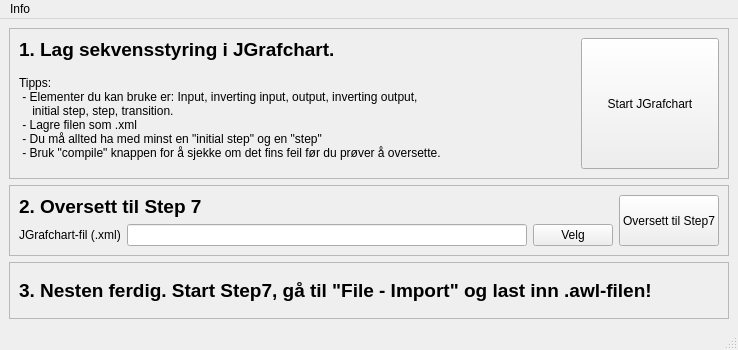
Qt form GUI/sekvens_gui.ui (fschimpf/graf2il) before a commit.
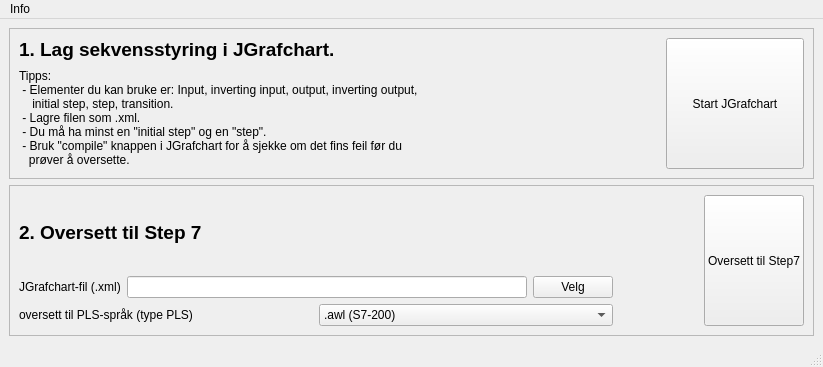
The same form after that commit.

```diff
--- a/GUI/sekvens_gui.ui
+++ b/GUI/sekvens_gui.ui
@@ -6,8 +6,8 @@
    <rect>
     <x>0</x>
     <y>0</y>
-    <width>732</width>
-    <height>350</height>
+    <width>823</width>
+    <height>367</height>
    </rect>
   </property>
   <property name="windowTitle">
@@ -58,9 +58,10 @@
             <string>Tipps:
  - Elementer du kan bruke er: Input, inverting input, output, inverting output,
     initial step, step, transition.
- - Lagre filen som .xml
- - Du må allted ha med minst en &quot;initial step&quot; og en &quot;step&quot;
- - Bruk &quot;compile&quot; knappen for å sjekke om det fins feil før du prøver å oversette.</string>
+ - Lagre filen som .xml.
+ - Du må ha minst en &quot;initial step&quot; og en &quot;step&quot;.
+ - Bruk &quot;compile&quot; knappen i JGrafchart for å sjekke om det fins feil før du
+   prøver å oversette.</string>
            </property>
            <property name="wordWrap">
             <bool>true</bool>
@@ -166,6 +167,31 @@
            </item>
           </layout>
          </item>
+         <item>
+          <layout class="QHBoxLayout" name="horizontalLayout_5">
+           <item>
+            <widget class="QLabel" name="label_6">
+             <property name="text">
+              <string>oversett til PLS-språk (type PLS)</string>
+             </property>
+            </widget>
+           </item>
+           <item>
+            <widget class="QComboBox" name="comboBox">
+             <item>
+              <property name="text">
+               <string>.awl (S7-200)</string>
+              </property>
+             </item>
+             <item>
+              <property name="text">
+               <string>.scl (S7-1200)</string>
+              </property>
+             </item>
+            </widget>
+           </item>
+          </layout>
+         </item>
         </layout>
        </item>
        <item>
@@ -210,32 +236,6 @@
       </layout>
      </widget>
     </item>
-    <item>
-     <widget class="QFrame" name="frame_3">
-      <property name="frameShape">
-       <enum>QFrame::StyledPanel</enum>
-      </property>
-      <property name="frameShadow">
-       <enum>QFrame::Raised</enum>
-      </property>
-      <layout class="QHBoxLayout" name="horizontalLayout_3">
-       <item>
-        <widget class="QLabel" name="label_3">
-         <property name="font">
-          <font>
-           <pointsize>14</pointsize>
-           <weight>75</weight>
-           <bold>true</bold>
-          </font>
-         </property>
-         <property name="text">
-          <string>3. Nesten ferdig. Start Step7, gå til &quot;File - Import&quot; og last inn .awl-filen! </string>
-         </property>
-        </widget>
-       </item>
-      </layout>
-     </widget>
-    </item>
    </layout>
   </widget>
   <widget class="QMenuBar" name="menubar">
@@ -243,7 +243,7 @@
     <rect>
      <x>0</x>
      <y>0</y>
-     <width>732</width>
+     <width>823</width>
      <height>25</height>
     </rect>
    </property>
```
